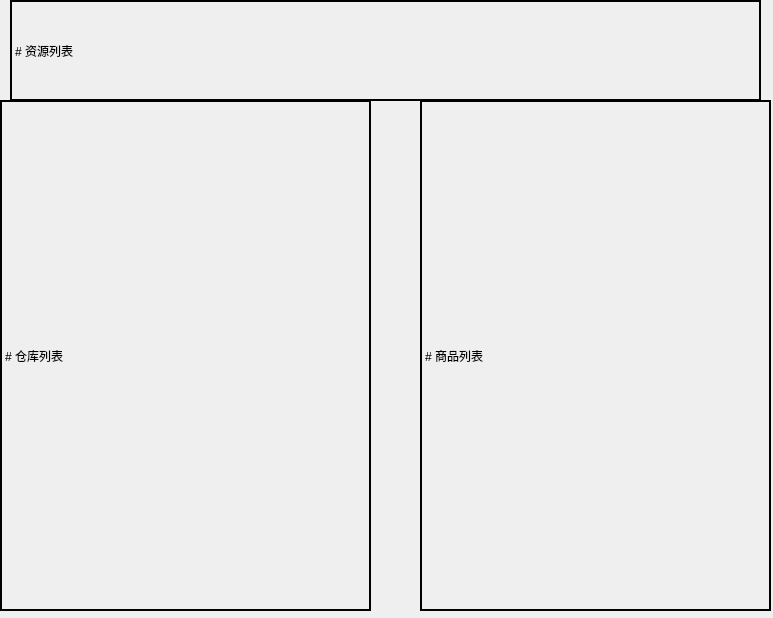
Old version of the form mall.ui in the repository 3333339/CMS.
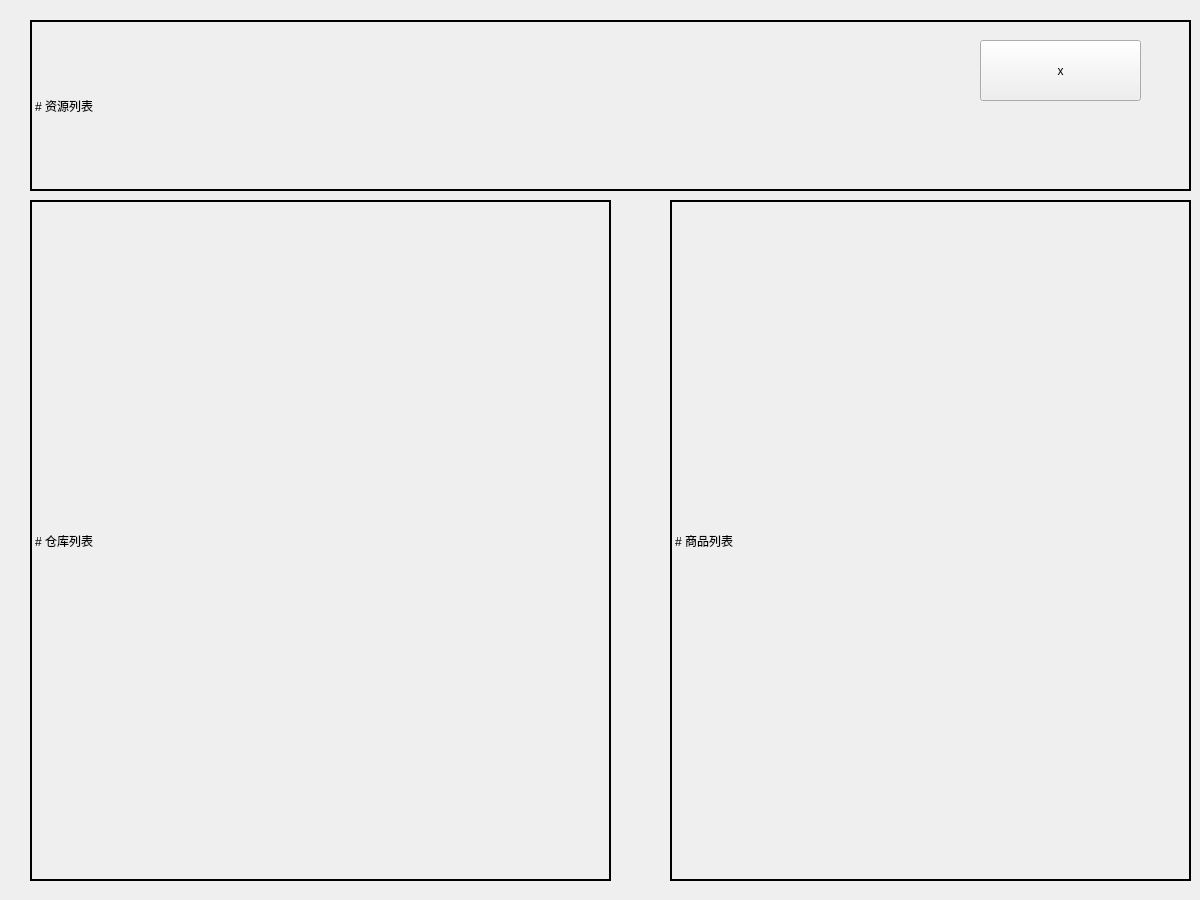
New version of the form.

The edit to the form file:
```diff
--- a/mall.ui
+++ b/mall.ui
@@ -6,20 +6,26 @@
    <rect>
     <x>0</x>
     <y>0</y>
-    <width>773</width>
-    <height>618</height>
+    <width>1200</width>
+    <height>900</height>
    </rect>
   </property>
+  <property name="minimumSize">
+   <size>
+    <width>1200</width>
+    <height>900</height>
+   </size>
+  </property>
   <property name="windowTitle">
    <string>Form</string>
   </property>
   <widget class="QLabel" name="label">
    <property name="geometry">
     <rect>
-     <x>420</x>
-     <y>100</y>
-     <width>351</width>
-     <height>511</height>
+     <x>670</x>
+     <y>200</y>
+     <width>521</width>
+     <height>681</height>
     </rect>
    </property>
    <property name="layoutDirection">
@@ -32,7 +38,7 @@
     <string notr="true">font: 28pt &quot;Microsoft YaHei UI&quot;;</string>
    </property>
    <property name="frameShape">
-    <enum>QFrame::Box</enum>
+    <enum>QFrame::Panel</enum>
    </property>
    <property name="lineWidth">
     <number>2</number>
@@ -47,10 +53,10 @@
   <widget class="QLabel" name="label_2">
    <property name="geometry">
     <rect>
-     <x>0</x>
-     <y>100</y>
-     <width>371</width>
-     <height>511</height>
+     <x>30</x>
+     <y>200</y>
+     <width>581</width>
+     <height>681</height>
     </rect>
    </property>
    <property name="layoutDirection">
@@ -78,10 +84,10 @@
   <widget class="QLabel" name="label_3">
    <property name="geometry">
     <rect>
-     <x>10</x>
-     <y>0</y>
-     <width>751</width>
-     <height>101</height>
+     <x>30</x>
+     <y>20</y>
+     <width>1161</width>
+     <height>171</height>
     </rect>
    </property>
    <property name="layoutDirection">
@@ -106,6 +112,19 @@
     <enum>Qt::MarkdownText</enum>
    </property>
   </widget>
+  <widget class="QPushButton" name="close_button">
+   <property name="geometry">
+    <rect>
+     <x>980</x>
+     <y>40</y>
+     <width>161</width>
+     <height>61</height>
+    </rect>
+   </property>
+   <property name="text">
+    <string>x</string>
+   </property>
+  </widget>
  </widget>
  <resources/>
  <connections/>
```
